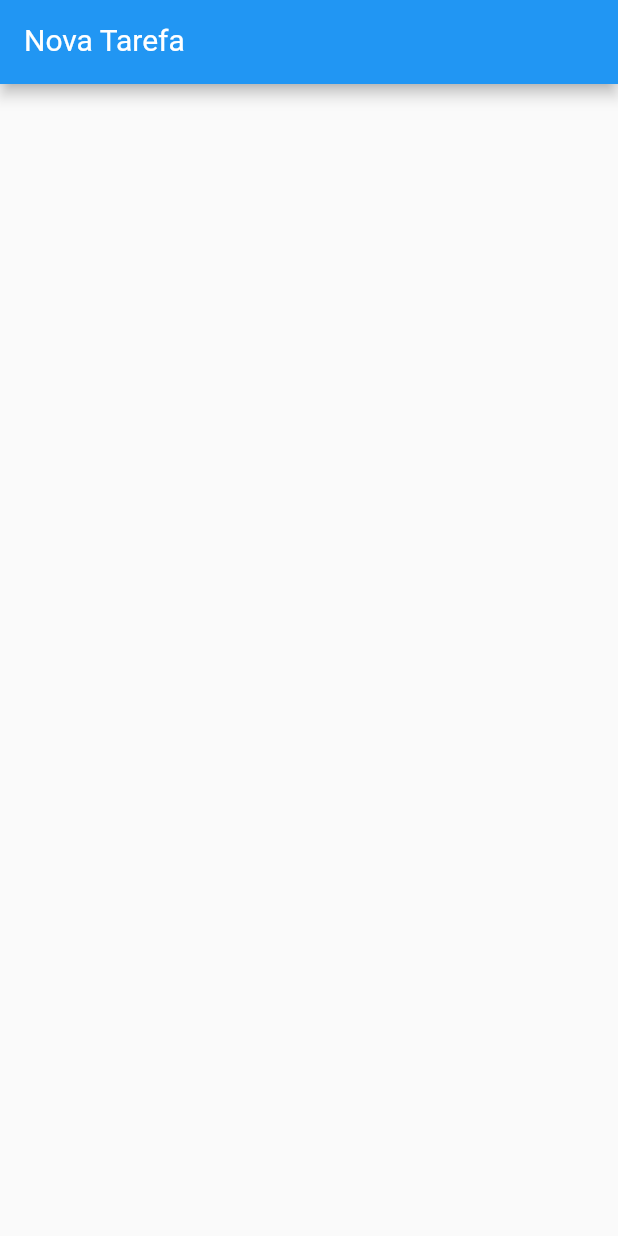
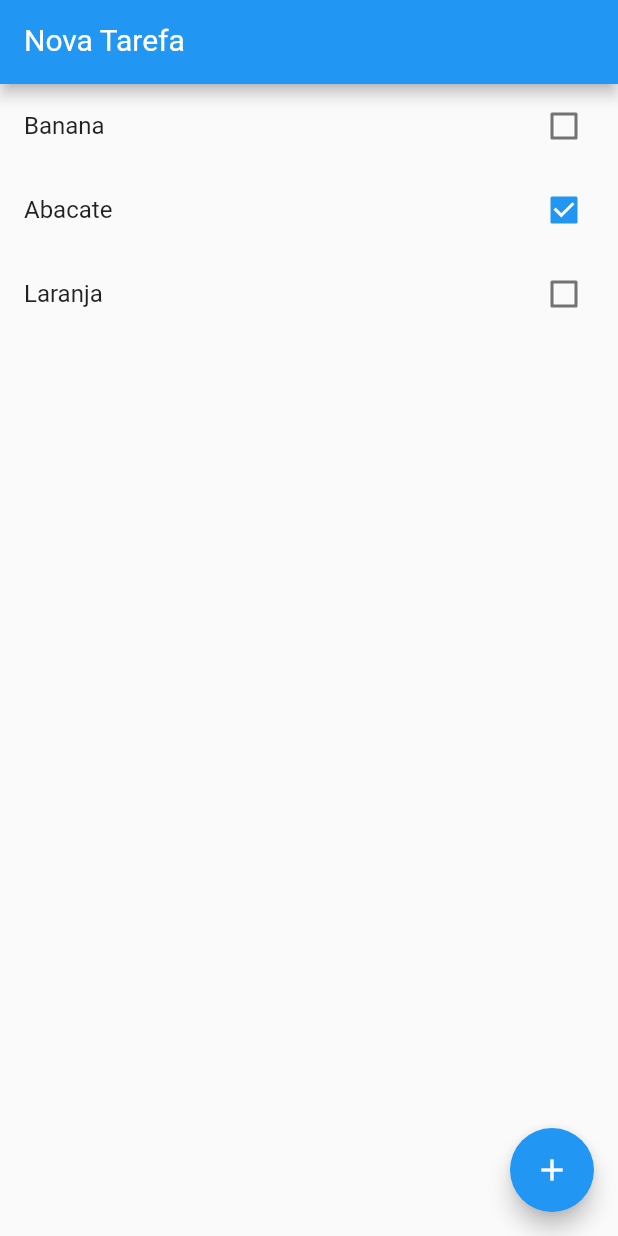
Before and after one commit to FillipeEduardo/TodoListFlutter, a Flutter app: the screen it shows after launch, on a phone screen of 412 x 824 dp. Run offline on Flutter 3.47's test engine with Material 2 defaults, Android fonts, the phone set to English and light mode, and no system bars.

Commit message:
criacao do botao para adicionar tarefas

```diff
--- a/lib/main.dart
+++ b/lib/main.dart
@@ -24,12 +24,10 @@ class HomePage extends StatefulWidget {
   List<Item> items = [];
   TextEditingController controlador = TextEditingController();
 
-
   HomePage() {
     items.add(Item(title: "Banana", done: false));
     items.add(Item(title: "Abacate", done: true));
     items.add(Item(title: "Laranja", done: false));
-    controlador.
   }
 
   @override
@@ -37,6 +35,15 @@ class HomePage extends StatefulWidget {
 }
 
 class _HomePageState extends State<HomePage> {
+
+  void add()
+  {
+    setState(() {
+      widget.items.add(Item(title: widget.controlador.text, done: false));
+      widget.controlador.text = "";
+    });
+  }
+
   @override
   Widget build(BuildContext context) {
     return Scaffold(
@@ -50,14 +57,11 @@ class _HomePageState extends State<HomePage> {
           ),
           decoration: InputDecoration(
               labelText: "Nova Tarefa",
-              labelStyle: TextStyle(
-                color: Colors.white,
-                fontSize: 20
-              )
+              labelStyle: TextStyle(color: Colors.white, fontSize: 20)),
         ),
       ),
-        ),
-        body: ListView.builder(
+      body:
+      ListView.builder(
         itemCount: widget.items.length,
         itemBuilder: (BuildContext ctx, int index) {
           final item = widget.items[index];
@@ -74,6 +78,14 @@ class _HomePageState extends State<HomePage> {
             },
           );
         },
-        ));
+      ),
+      floatingActionButton: FloatingActionButton(
+        onPressed: () { add();
+
+        },
+        child: Icon(Icons.add),
+      ),
+    );
+
   }
 }
```
Lines whose indentation alone changed are shown as unchanged.
